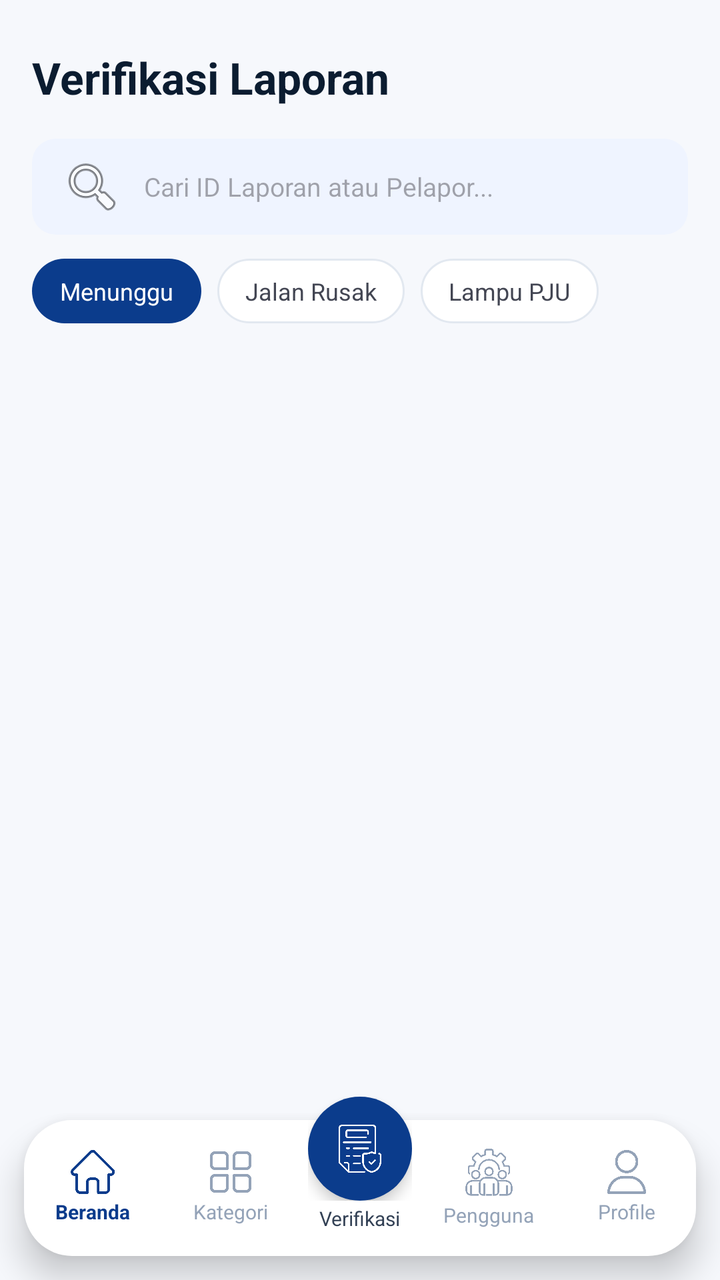
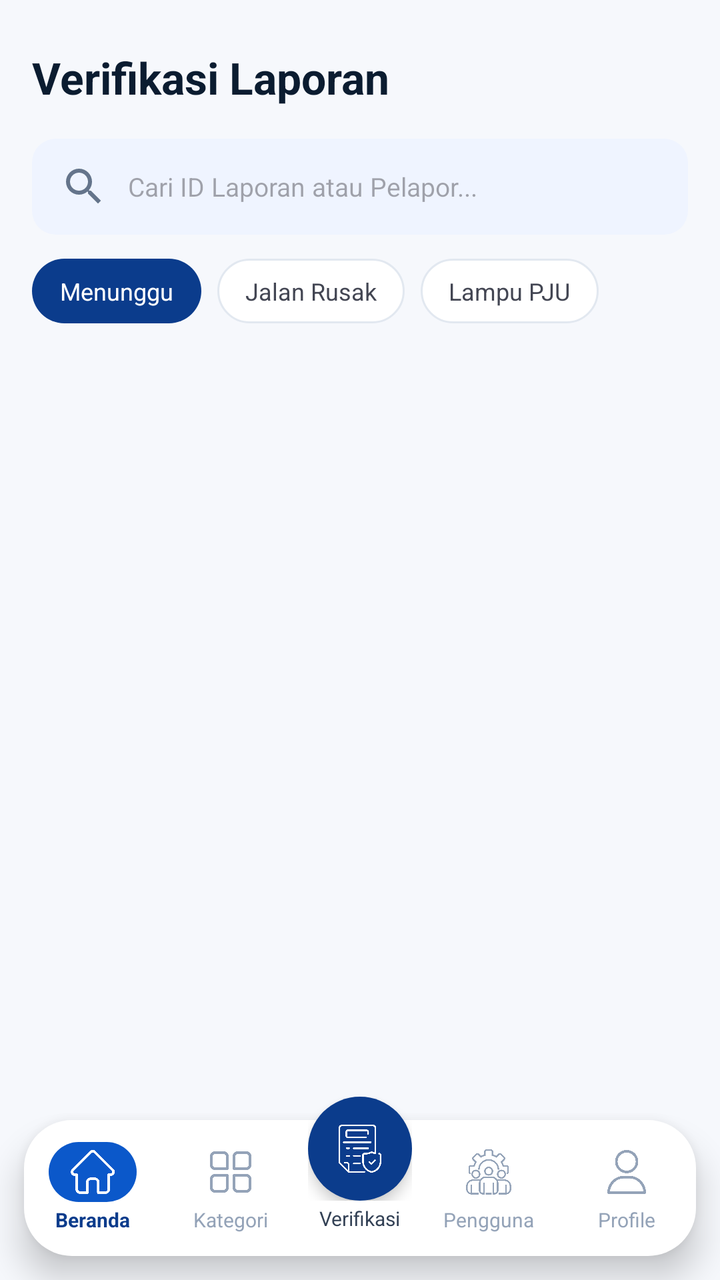

Compare the two renders of this Android layout. The source of the first and the diff that turns it into the second are given below.
<!-- AndroidManifest.xml: application theme Theme.PinPoint -->
<!-- res/layout/activity_admin_verifikasi_laporan.xml -->
<?xml version="1.0" encoding="utf-8"?>
<RelativeLayout xmlns:android="http://schemas.android.com/apk/res/android"
    xmlns:app="http://schemas.android.com/apk/res-auto"
    android:layout_width="match_parent"
    android:layout_height="match_parent"
    android:background="#F6F8FC">

    
    <include
        android:id="@+id/bottomNavContainer"
        layout="@layout/layout_admin_bottom_nav"
        android:layout_width="match_parent"
        android:layout_height="96dp"
        android:layout_alignParentBottom="true" />

    
    <LinearLayout
        android:id="@+id/headerContainer"
        android:layout_width="match_parent"
        android:layout_height="wrap_content"
        android:orientation="vertical"
        android:paddingHorizontal="16dp"
        android:paddingTop="24dp"
        android:background="#F6F8FC">

        <TextView
            android:layout_width="wrap_content"
            android:layout_height="wrap_content"
            android:text="Verifikasi Laporan"
            android:textColor="#0B1C30"
            android:textSize="22sp"
            android:textStyle="bold"
            android:layout_marginBottom="16dp" />

        <EditText
            android:id="@+id/etSearchReport"
            android:layout_width="match_parent"
            android:layout_height="48dp"
            android:background="@drawable/kolom_form"
            android:hint="Cari ID Laporan atau Pelapor..."
            android:drawableStart="@android:drawable/ic_menu_search"
            android:drawablePadding="10dp"
            android:paddingHorizontal="14dp"
            android:textSize="13sp"
            android:layout_marginBottom="12dp" />

        <HorizontalScrollView
            android:layout_width="match_parent"
            android:layout_height="wrap_content"
            android:scrollbars="none"
            android:layout_marginBottom="16dp">
            <LinearLayout
                android:id="@+id/llVerifCategoryChips"
                android:layout_width="wrap_content"
                android:layout_height="wrap_content"
                android:orientation="horizontal">
                <TextView
                    android:id="@+id/chipPending"
                    android:layout_width="wrap_content"
                    android:layout_height="wrap_content"
                    android:background="@drawable/bg_chip_blue_active"
                    android:paddingHorizontal="14dp"
                    android:paddingVertical="8dp"
                    android:text="Menunggu"
                    android:textColor="#FFFFFF"
                    android:textSize="12sp"
                    android:layout_marginEnd="8dp"
                    android:clickable="true"
                    android:focusable="true" />
                <TextView
                    android:id="@+id/chipJalanRusak"
                    android:layout_width="wrap_content"
                    android:layout_height="wrap_content"
                    android:background="@drawable/bg_chip_white"
                    android:paddingHorizontal="14dp"
                    android:paddingVertical="8dp"
                    android:text="Jalan Rusak"
                    android:textColor="#434653"
                    android:textSize="12sp"
                    android:layout_marginEnd="8dp"
                    android:clickable="true"
                    android:focusable="true" />
                <TextView
                    android:id="@+id/chipLampuPju"
                    android:layout_width="wrap_content"
                    android:layout_height="wrap_content"
                    android:background="@drawable/bg_chip_white"
                    android:paddingHorizontal="14dp"
                    android:paddingVertical="8dp"
                    android:text="Lampu PJU"
                    android:textColor="#434653"
                    android:textSize="12sp"
                    android:clickable="true"
                    android:focusable="true" />
            </LinearLayout>
        </HorizontalScrollView>
    </LinearLayout>

    
    <include
        android:id="@+id/layoutEmptyState"
        layout="@layout/item_empty_state"
        android:layout_width="match_parent"
        android:layout_height="wrap_content"
        android:layout_centerInParent="true"
        android:visibility="gone" />

    
    <androidx.recyclerview.widget.RecyclerView
        android:id="@+id/rvVerifReports"
        android:layout_width="match_parent"
        android:layout_height="match_parent"
        android:layout_below="@id/headerContainer"
        android:layout_above="@id/bottomNavContainer"
        android:paddingHorizontal="16dp"
        android:clipToPadding="false"
        android:paddingBottom="20dp"
        android:scrollbars="vertical" />

</RelativeLayout>
<!-- res/layout/layout_admin_bottom_nav.xml (included above) -->
<?xml version="1.0" encoding="utf-8"?>
<androidx.constraintlayout.widget.ConstraintLayout xmlns:android="http://schemas.android.com/apk/res/android"
    xmlns:app="http://schemas.android.com/apk/res-auto"
    android:id="@+id/bottomNavContainer"
    android:layout_width="match_parent"
    android:layout_height="104dp"
    android:clipChildren="false"
    android:clipToPadding="false"
    android:paddingStart="12dp"
    android:paddingEnd="12dp">

    
    <View
        android:layout_width="0dp"
        android:layout_height="68dp"
        android:background="@drawable/bg_navbar"
        android:elevation="10dp"
        app:layout_constraintBottom_toBottomOf="parent"
        app:layout_constraintLeft_toLeftOf="parent"
        app:layout_constraintRight_toRightOf="parent"
        android:layout_marginBottom="12dp" />

    
    <LinearLayout
        android:id="@+id/navHome"
        android:layout_width="0dp"
        android:layout_height="68dp"
        android:gravity="center"
        android:clickable="true"
        android:focusable="true"
        android:orientation="vertical"
        android:elevation="12dp"
        app:layout_constraintBottom_toBottomOf="parent"
        app:layout_constraintLeft_toLeftOf="parent"
        app:layout_constraintRight_toLeftOf="@id/navCategory"
        app:layout_constraintHorizontal_weight="1"
        android:layout_marginBottom="12dp">

        <ImageView
            android:id="@+id/ivNavHome"
            android:layout_width="22dp"
            android:layout_height="22dp"
            android:src="@drawable/home"
            app:tint="#0B3C8C" />

        <TextView
            android:id="@+id/tvNavHome"
            android:layout_width="wrap_content"
            android:layout_height="wrap_content"
            android:layout_marginTop="2dp"
            android:text="Beranda"
            android:textColor="#0B3C8C"
            android:textSize="10sp"
            android:textStyle="bold" />
    </LinearLayout>

    
    <LinearLayout
        android:id="@+id/navCategory"
        android:layout_width="0dp"
        android:layout_height="68dp"
        android:gravity="center"
        android:clickable="true"
        android:focusable="true"
        android:orientation="vertical"
        android:elevation="12dp"
        app:layout_constraintBottom_toBottomOf="parent"
        app:layout_constraintLeft_toRightOf="@id/navHome"
        app:layout_constraintRight_toLeftOf="@id/guidelineCenter"
        app:layout_constraintHorizontal_weight="1"
        android:layout_marginBottom="12dp"
        android:layout_marginEnd="30dp">

        <ImageView
            android:id="@+id/ivNavCategory"
            android:layout_width="22dp"
            android:layout_height="22dp"
            android:src="@drawable/category"
            app:tint="#94A3B8" />

        <TextView
            android:id="@+id/tvNavCategory"
            android:layout_width="wrap_content"
            android:layout_height="wrap_content"
            android:layout_marginTop="2dp"
            android:text="Kategori"
            android:textColor="#94A3B8"
            android:textSize="10sp" />
    </LinearLayout>

    
    <androidx.constraintlayout.widget.Guideline
        android:id="@+id/guidelineCenter"
        android:layout_width="wrap_content"
        android:layout_height="wrap_content"
        android:orientation="vertical"
        app:layout_constraintGuide_percent="0.5" />

    
    <LinearLayout
        android:id="@+id/navAccount"
        android:layout_width="0dp"
        android:layout_height="68dp"
        android:gravity="center"
        android:clickable="true"
        android:focusable="true"
        android:orientation="vertical"
        android:elevation="12dp"
        app:layout_constraintBottom_toBottomOf="parent"
        app:layout_constraintLeft_toRightOf="@id/guidelineCenter"
        app:layout_constraintRight_toLeftOf="@id/navProfile"
        app:layout_constraintHorizontal_weight="1"
        android:layout_marginBottom="12dp"
        android:layout_marginStart="30dp">

        <ImageView
            android:id="@+id/ivNavAccount"
            android:layout_width="25dp"
            android:layout_height="25dp"
            android:src="@drawable/user_manage"
            app:tint="#94A3B8" />

        <TextView
            android:id="@+id/tvNavAccount"
            android:layout_width="wrap_content"
            android:layout_height="wrap_content"
            android:layout_marginTop="2dp"
            android:text="Pengguna"
            android:textColor="#94A3B8"
            android:textSize="10sp" />
    </LinearLayout>

    
    <LinearLayout
        android:id="@+id/navProfile"
        android:layout_width="0dp"
        android:layout_height="68dp"
        android:gravity="center"
        android:clickable="true"
        android:focusable="true"
        android:orientation="vertical"
        android:elevation="12dp"
        app:layout_constraintBottom_toBottomOf="parent"
        app:layout_constraintLeft_toRightOf="@id/navAccount"
        app:layout_constraintRight_toRightOf="parent"
        app:layout_constraintHorizontal_weight="1"
        android:layout_marginBottom="12dp">

        <ImageView
            android:id="@+id/ivNavProfile"
            android:layout_width="22dp"
            android:layout_height="22dp"
            android:src="@drawable/user"
            app:tint="#94A3B8" />

        <TextView
            android:id="@+id/tvNavProfile"
            android:layout_width="wrap_content"
            android:layout_height="wrap_content"
            android:layout_marginTop="2dp"
            android:text="Profile"
            android:textColor="#94A3B8"
            android:textSize="10sp" />
    </LinearLayout>

    
    <LinearLayout
        android:id="@+id/navVerifyCenter"
        android:layout_width="wrap_content"
        android:layout_height="wrap_content"
        android:clickable="true"
        android:focusable="true"
        android:gravity="center"
        android:orientation="vertical"
        android:elevation="15dp"
        app:layout_constraintLeft_toLeftOf="parent"
        app:layout_constraintRight_toRightOf="parent"
        app:layout_constraintBottom_toBottomOf="parent"
        android:layout_marginBottom="24dp"> 

        
        <RelativeLayout
            android:layout_width="52dp"
            android:layout_height="52dp"
            android:clipChildren="false"
            android:clipToPadding="false">

            
            <LinearLayout
                android:layout_width="55dp"
                android:layout_height="55dp"
                android:layout_centerInParent="true"
                android:background="@drawable/bg_circle_blue_btn"
                android:elevation="4dp"
                android:gravity="center">

                <ImageView
                    android:layout_width="24dp"
                    android:layout_height="24dp"
                    android:src="@drawable/verif"
                    app:tint="#FFFFFF" />
            </LinearLayout>

            
            <TextView
                android:id="@+id/tvNavBadgeCount"
                android:layout_width="20dp"
                android:layout_height="20dp"
                android:layout_alignParentEnd="true"
                android:layout_alignParentTop="true"
                android:background="@drawable/bg_badge_red_circle"
                android:elevation="8dp"
                android:gravity="center"
                android:text="24"
                android:textColor="#FFFFFF"
                android:textSize="9sp"
                android:textStyle="bold"
                android:visibility="gone" />
        </RelativeLayout>

        
        <TextView
            android:id="@+id/tvNavVerify"
            android:layout_width="wrap_content"
            android:layout_height="wrap_content"
            android:layout_marginTop="2dp"
            android:text="Verifikasi"
            android:textColor="#334155"
            android:textSize="10sp" />
    </LinearLayout>

</androidx.constraintlayout.widget.ConstraintLayout>
<!-- res/layout/item_empty_state.xml (included above) -->
<?xml version="1.0" encoding="utf-8"?>
<LinearLayout xmlns:android="http://schemas.android.com/apk/res/android"
    android:layout_width="match_parent"
    android:layout_height="wrap_content"
    android:orientation="vertical"
    android:gravity="center"
    android:padding="32dp">

    <ImageView
        android:layout_width="64dp"
        android:layout_height="64dp"
        android:src="@android:drawable/ic_menu_today"
        android:alpha="0.3"
        android:layout_marginBottom="12dp" />

    <TextView
        android:id="@+id/tvEmptyTitle"
        android:layout_width="wrap_content"
        android:layout_height="wrap_content"
        android:text="Belum Ada Data Laporan"
        android:textColor="#0B1C30"
        android:textSize="14sp"
        android:textStyle="bold"
        android:layout_marginBottom="4dp" />

    <TextView
        android:id="@+id/tvEmptySubtitle"
        android:layout_width="wrap_content"
        android:layout_height="wrap_content"
        android:text="Data akan muncul secara otomatis saat laporan masyarakat masuk."
        android:textColor="#64748B"
        android:textSize="12sp"
        android:gravity="center" />
</LinearLayout>
<!-- resources referenced by this layout -->
<resources>
  <!-- drawable bg_badge_red_circle (drawable) -->
  <?xml version="1.0" encoding="utf-8"?>
  <shape xmlns:android="http://schemas.android.com/apk/res/android"
      android:shape="oval">
      <solid android:color="#D32F2F" />
  </shape>
  <!-- drawable bg_chip_blue_active (drawable) -->
  <?xml version="1.0" encoding="utf-8"?>
  <shape xmlns:android="http://schemas.android.com/apk/res/android"
      android:shape="rectangle">
      <solid android:color="#0B3C8C" />
      <corners android:radius="20dp" />
  </shape>
  <!-- drawable bg_chip_white (drawable) -->
  <?xml version="1.0" encoding="utf-8"?>
  <shape xmlns:android="http://schemas.android.com/apk/res/android">
      <solid android:color="#FFFFFF" />
      <corners android:radius="20dp" />
      <stroke android:width="1dp" android:color="#E2E8F0" />
  </shape>
  <!-- drawable bg_circle_blue_btn (drawable) -->
  <?xml version="1.0" encoding="utf-8"?>
  <shape xmlns:android="http://schemas.android.com/apk/res/android"
      android:shape="oval">
      <solid android:color="#0B3C8C" />
  </shape>
  <!-- drawable bg_navbar (drawable) -->
  <?xml version="1.0" encoding="utf-8"?>
  <shape xmlns:android="http://schemas.android.com/apk/res/android"
      android:shape="rectangle">
      <solid android:color="#FFFFFF" />
      <corners
          android:topLeftRadius="24dp"
          android:topRightRadius="24dp"
          android:bottomLeftRadius="24dp"
          android:bottomRightRadius="24dp" />
  </shape>
  <!-- drawable category: png bitmap (drawable, 8234 bytes) -->
  <!-- drawable home: png bitmap (drawable, 8020 bytes) -->
  <!-- drawable kolom_form (drawable) -->
  <?xml version="1.0" encoding="UTF-8"?>
  <shape
      xmlns:android="http://schemas.android.com/apk/res/android">
      <solid
          android:color="#EFF4FF"
          />
      <corners
          android:radius="12dp"
          />
  </shape>
  <!-- drawable user: png bitmap (drawable, 12623 bytes) -->
  <!-- drawable user_manage: png bitmap (drawable, 19656 bytes) -->
  <!-- drawable verif: png bitmap (drawable, 12368 bytes) -->
  <style name="Theme.PinPoint" parent="Base.Theme.PinPoint" />
  <style name="Base.Theme.PinPoint" parent="Theme.Material3.DayNight.NoActionBar">
          
          
      </style>
</resources>

<!-- the commit's change to res/layout/activity_admin_verifikasi_laporan.xml (unified diff, before → after) -->
@@ -38,7 +38,8 @@
             android:layout_height="48dp"
             android:background="@drawable/kolom_form"
             android:hint="Cari ID Laporan atau Pelapor..."
-            android:drawableStart="@android:drawable/ic_menu_search"
+            android:drawableStart="@drawable/ic_search"
+            android:drawableTint="#64748B"
             android:drawablePadding="10dp"
             android:paddingHorizontal="14dp"
             android:textSize="13sp"
@@ -159,10 +160,13 @@
 
         <ImageView
             android:id="@+id/ivNavHome"
-            android:layout_width="22dp"
-            android:layout_height="22dp"
+            android:layout_width="44dp"
+            android:layout_height="30dp"
+            android:paddingHorizontal="11dp"
+            android:paddingVertical="4dp"
+            android:background="@drawable/bg_nav_icon_active_blue"
             android:src="@drawable/home"
-            app:tint="#0B3C8C" />
+            app:tint="#FFFFFF" />
 
         <TextView
             android:id="@+id/tvNavHome"
@@ -194,8 +198,10 @@
 
         <ImageView
             android:id="@+id/ivNavCategory"
-            android:layout_width="22dp"
-            android:layout_height="22dp"
+            android:layout_width="44dp"
+            android:layout_height="30dp"
+            android:paddingHorizontal="11dp"
+            android:paddingVertical="4dp"
             android:src="@drawable/category"
             app:tint="#94A3B8" />
 
@@ -236,8 +242,10 @@
 
         <ImageView
             android:id="@+id/ivNavAccount"
-            android:layout_width="25dp"
-            android:layout_height="25dp"
+            android:layout_width="44dp"
+            android:layout_height="30dp"
+            android:paddingHorizontal="10dp"
+            android:paddingVertical="3dp"
             android:src="@drawable/user_manage"
             app:tint="#94A3B8" />
 
@@ -269,8 +277,10 @@
 
         <ImageView
             android:id="@+id/ivNavProfile"
-            android:layout_width="22dp"
-            android:layout_height="22dp"
+            android:layout_width="44dp"
+            android:layout_height="30dp"
+            android:paddingHorizontal="11dp"
+            android:paddingVertical="4dp"
             android:src="@drawable/user"
             app:tint="#94A3B8" />
 
<!-- resource entries referenced after the edit -->
@@ -26,6 +26,13 @@
       android:shape="oval">
       <solid android:color="#0B3C8C" />
   </shape>
+  <!-- drawable bg_nav_icon_active_blue (drawable) -->
+  <?xml version="1.0" encoding="utf-8"?>
+  <shape xmlns:android="http://schemas.android.com/apk/res/android"
+      android:shape="rectangle">
+      <solid android:color="#0B58CA" />
+      <corners android:radius="16dp" />
+  </shape>
   <!-- drawable bg_navbar (drawable) -->
   <?xml version="1.0" encoding="utf-8"?>
   <shape xmlns:android="http://schemas.android.com/apk/res/android"
@@ -39,6 +46,16 @@
   </shape>
   <!-- drawable category: png bitmap (drawable, 8234 bytes) -->
   <!-- drawable home: png bitmap (drawable, 8020 bytes) -->
+  <!-- drawable ic_search (drawable) -->
+  <vector xmlns:android="http://schemas.android.com/apk/res/android"
+      android:width="24dp"
+      android:height="24dp"
+      android:viewportWidth="24"
+      android:viewportHeight="24">
+      <path
+          android:fillColor="#000000"
+          android:pathData="M15.5,14h-0.79l-0.28,-0.27A6.471,6.471 0,0 0,16 9.5,6.5 6.5,0 1,0 9.5,16c1.61,0 3.09,-0.59 4.23,-1.57l0.27,0.28v0.79l5,4.99L20.49,19l-4.99,-5zm-6,0C7.01,14 5,11.99 5,9.5S7.01,5 9.5,5 14,7.01 14,9.5 11.99,14 9.5,14z" />
+  </vector>
   <!-- drawable kolom_form (drawable) -->
   <?xml version="1.0" encoding="UTF-8"?>
   <shape
@@ -55,8 +72,13 @@
   <!-- drawable verif: png bitmap (drawable, 12368 bytes) -->
   <style name="Theme.PinPoint" parent="Base.Theme.PinPoint" />
   <style name="Base.Theme.PinPoint" parent="Theme.Material3.DayNight.NoActionBar">
-          
-          
+          <item name="android:windowAnimationStyle">@style/SmoothActivityAnimation</item>
+      </style>
+  <style name="SmoothActivityAnimation" parent="@android:style/Animation.Activity">
+          <item name="android:activityOpenEnterAnimation">@anim/fade_in_smooth</item>
+          <item name="android:activityOpenExitAnimation">@anim/fade_out_smooth</item>
+          <item name="android:activityCloseEnterAnimation">@anim/slide_in_left</item>
+          <item name="android:activityCloseExitAnimation">@anim/slide_out_right</item>
       </style>
 </resources>
 
